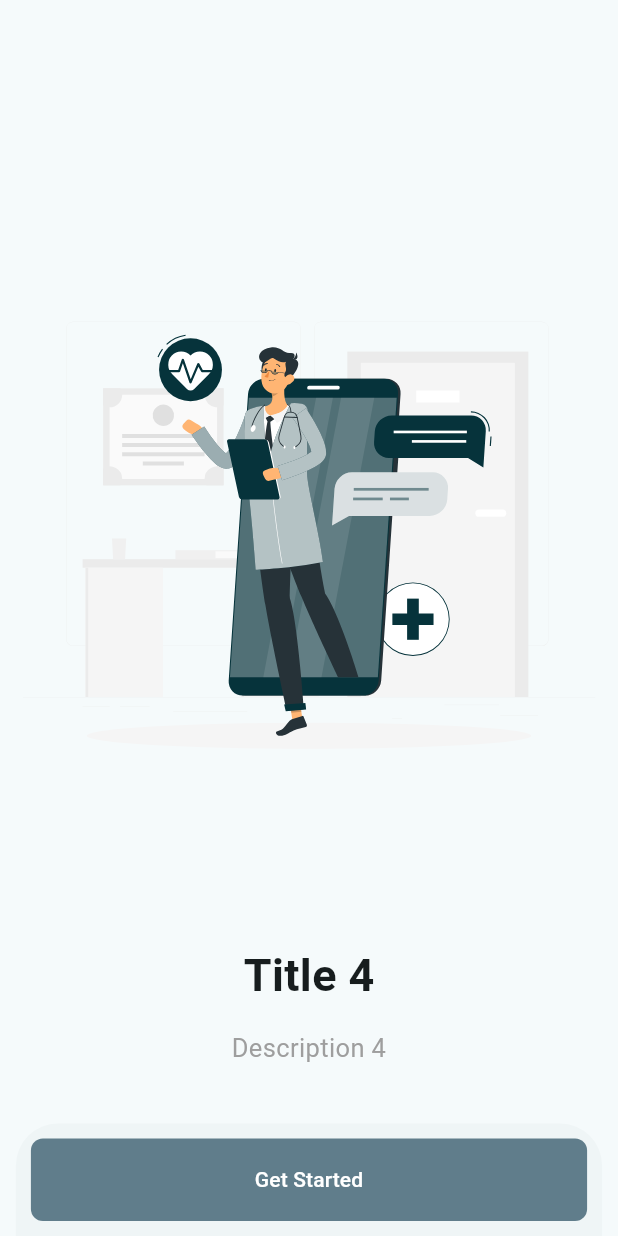
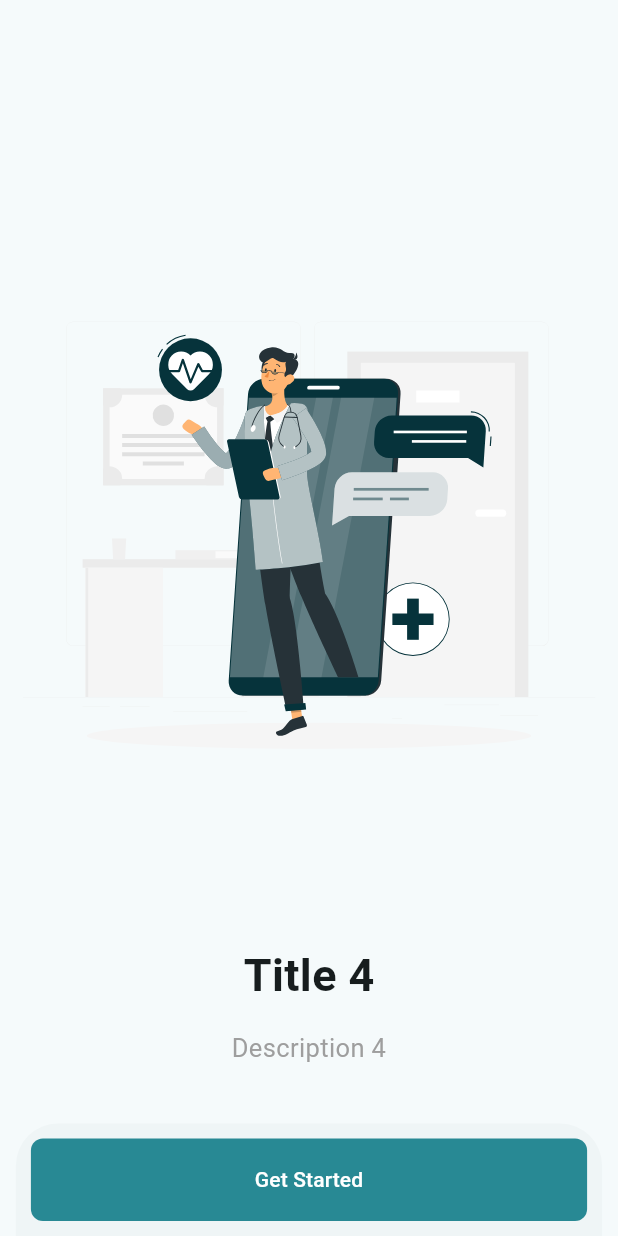
Before and after one commit to ThenujaaSuntharesan/MyBete-App, a Flutter app: the screen it shows after launch, swiped to page 4, on a phone screen of 412 x 824 dp. Run offline on Flutter 3.47's test engine with Material 3 defaults, Android fonts, the phone set to English and light mode, and no system bars; our stand-ins replace flutter_native_splash, flutter_svg, smooth_page_indicator; statements that could not run were skipped.

Commit message:
Add color component

```diff
--- /dev/null
+++ b/lib/components/color.dart
@@ -0,0 +1,3 @@
+import 'package:flutter/material.dart';
+
+const primaryColor = Color(0xFF288994);
--- a/lib/onboarding/onboarding_view.dart
+++ b/lib/onboarding/onboarding_view.dart
@@ -1,4 +1,5 @@
 import "package:flutter/material.dart";
+import 'package:mybete_app/components/color.dart';
 import 'package:mybete_app/onboarding/onboarding_items.dart';
 import 'package:smooth_page_indicator/smooth_page_indicator.dart';
 
@@ -38,7 +39,7 @@ class _OnboardingViewState extends State<OnboardingView> {
                 effect: const WormEffect(
                   dotHeight: 12,
                   dotWidth: 12,
-                  activeDotColor: Colors.blueGrey
+                  activeDotColor: primaryColor,
                 ),
             ),
 
@@ -82,7 +83,7 @@ class _OnboardingViewState extends State<OnboardingView> {
     return Container(
       decoration: BoxDecoration(
         borderRadius: BorderRadius.circular(8),
-        color: Colors.blueGrey
+        color: primaryColor
       ),
       width: MediaQuery.of(context).size.width * .9,
       height: 55,
```
